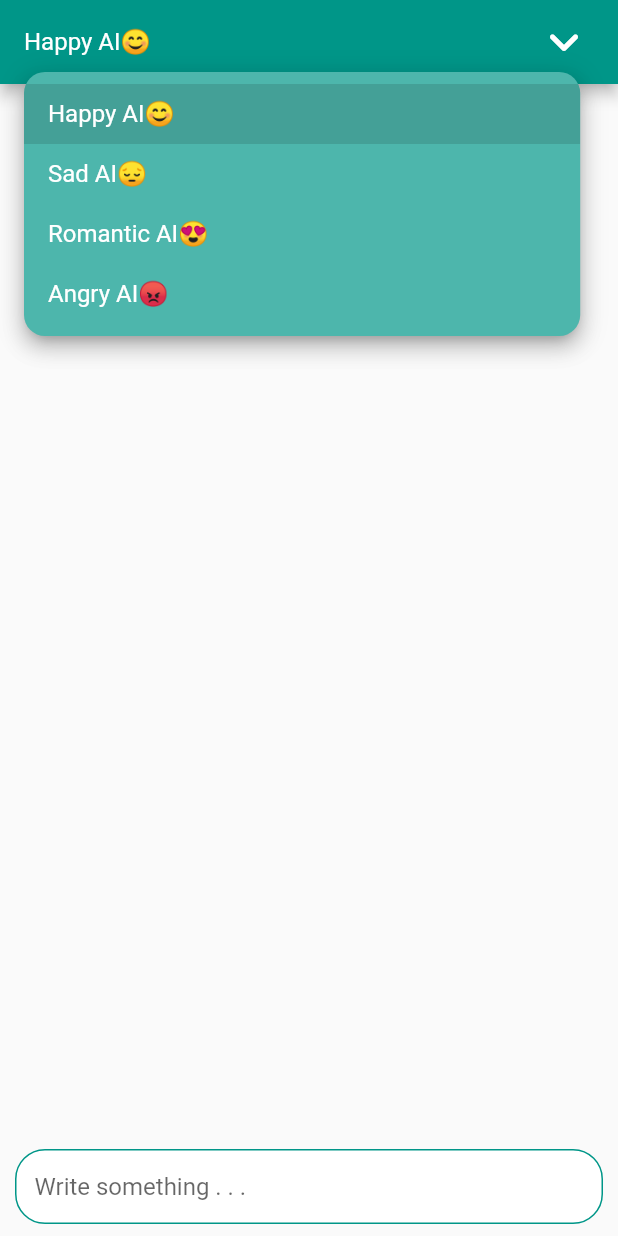
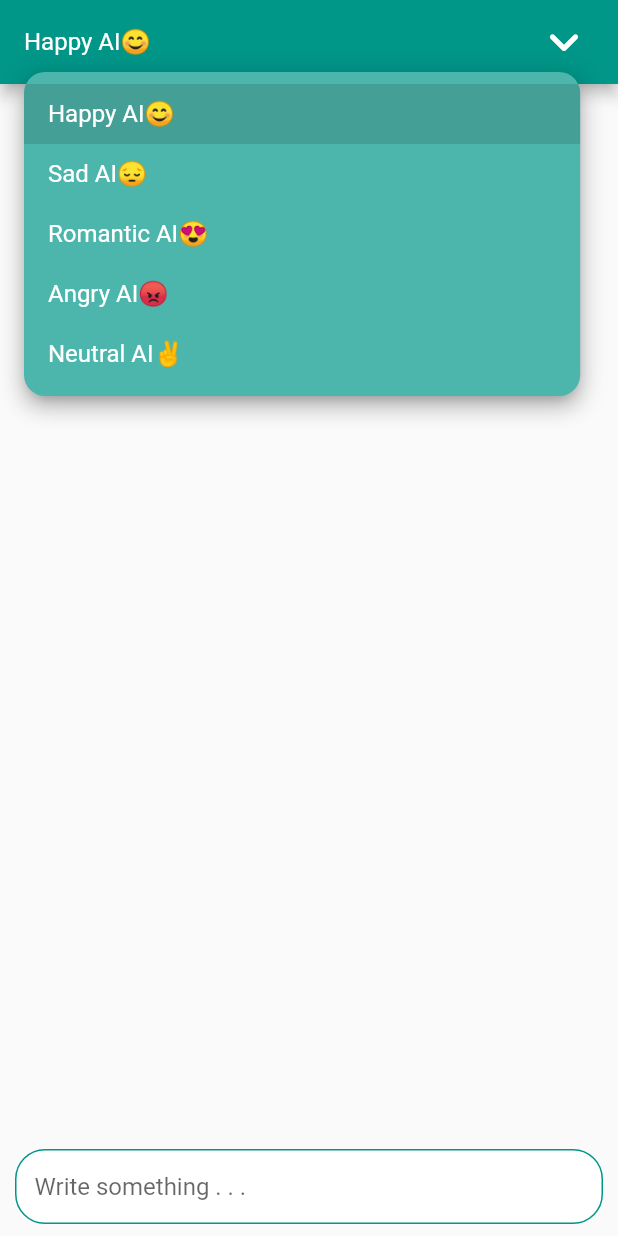
Before and after one commit to Enisco/gpt_chatbot, a Flutter app: the screen it shows after launch, after a tap on "Happy AI😊", on a phone screen of 412 x 824 dp. Run offline on Flutter 3.47's test engine with Material 2 defaults, Android fonts, the phone set to English and light mode, and no system bars; drawn by our look-alikes of dropdown_button2; missing offline and left inert: chat_gpt_sdk.

Commit message:
Added Neutral AI mode

```diff
--- a/lib/app/constants/constants.dart
+++ b/lib/app/constants/constants.dart
@@ -10,6 +10,7 @@ const List<String> moodsList = [
   "Sad AI😔",
   "Romantic AI😍",
   "Angry AI😡",
+  "Neutral AI✌️",
 ];
 
 const List<String> messageInstructions = [
@@ -17,4 +18,5 @@ const List<String> messageInstructions = [
   "Give me a sad, depressing response to the message",
   "Give me a lovely, sweet response to the message",
   "Give me an angry, stubborn response to the message",
+  '',
 ];
```
Also changed, not shown: lib/ui/chat_page.dart/chat_page.dart (+5 -3 lines).
